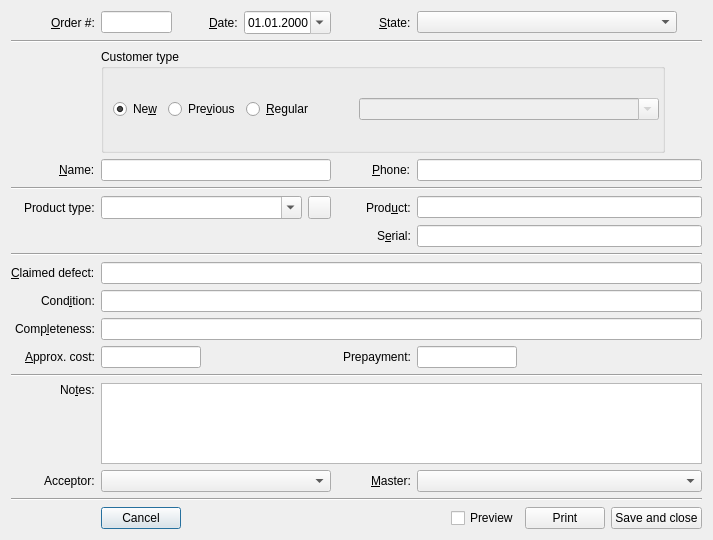
Qt form RepairCenter/editorder.ui (Feo-d-oR/YARC) before a commit.
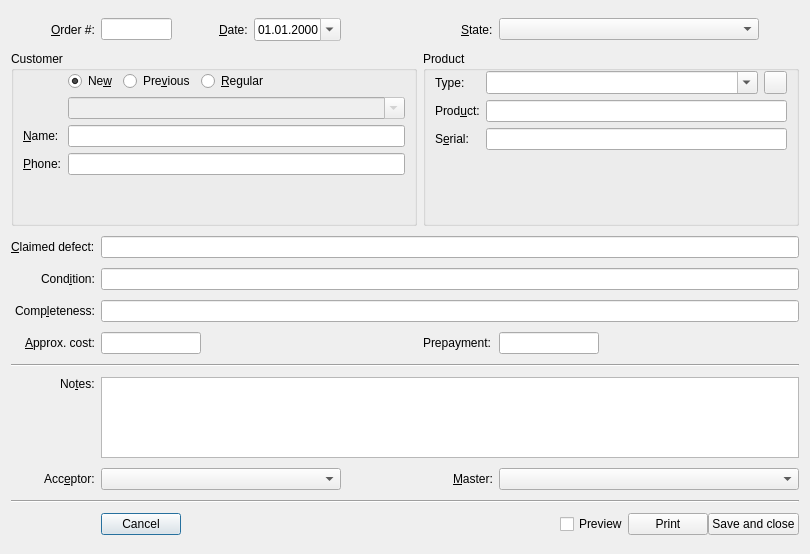
The same form after that commit. Icons and pictures are not drawn.

Commit message: Added->Checkboxes with template strings for defects,etc. in 'New order' (5 in settings, up to 20 through config file)

Patch:
```diff
--- a/RepairCenter/editorder.ui
+++ b/RepairCenter/editorder.ui
@@ -6,8 +6,8 @@
    <rect>
     <x>0</x>
     <y>0</y>
-    <width>713</width>
-    <height>540</height>
+    <width>810</width>
+    <height>554</height>
    </rect>
   </property>
   <property name="sizePolicy">
@@ -30,29 +30,9 @@
    <bool>false</bool>
   </property>
   <layout class="QGridLayout" name="gridLayout">
-   <item row="8" column="0" colspan="7">
-    <widget class="Line" name="line_5">
-     <property name="orientation">
-      <enum>Qt::Horizontal</enum>
-     </property>
-    </widget>
-   </item>
-   <item row="7" column="4" colspan="2" alignment="Qt::AlignRight">
-    <widget class="QLabel" name="llSerial">
-     <property name="maximumSize">
-      <size>
-       <width>16777215</width>
-       <height>16777215</height>
-      </size>
-     </property>
-     <property name="text">
-      <string>S&amp;erial:</string>
-     </property>
-     <property name="buddy">
-      <cstring>eSerial</cstring>
-     </property>
-    </widget>
-   </item>
+   <property name="verticalSpacing">
+    <number>3</number>
+   </property>
    <item row="0" column="6">
     <widget class="QComboBox" name="eState">
      <property name="sizePolicy">
@@ -78,6 +58,207 @@
      </property>
     </widget>
    </item>
+   <item row="0" column="4" colspan="2" alignment="Qt::AlignRight">
+    <widget class="QLabel" name="label_3">
+     <property name="maximumSize">
+      <size>
+       <width>16777215</width>
+       <height>16777215</height>
+      </size>
+     </property>
+     <property name="text">
+      <string>&amp;State:</string>
+     </property>
+     <property name="buddy">
+      <cstring>eState</cstring>
+     </property>
+    </widget>
+   </item>
+   <item row="2" column="5" colspan="2">
+    <widget class="QGroupBox" name="groupBox_2">
+     <property name="maximumSize">
+      <size>
+       <width>2000</width>
+       <height>175</height>
+      </size>
+     </property>
+     <property name="title">
+      <string>Product</string>
+     </property>
+     <layout class="QFormLayout" name="formLayout">
+      <property name="topMargin">
+       <number>0</number>
+      </property>
+      <property name="bottomMargin">
+       <number>3</number>
+      </property>
+      <item row="0" column="0">
+       <widget class="QLabel" name="llProductType">
+        <property name="minimumSize">
+         <size>
+          <width>0</width>
+          <height>20</height>
+         </size>
+        </property>
+        <property name="maximumSize">
+         <size>
+          <width>16777215</width>
+          <height>16777215</height>
+         </size>
+        </property>
+        <property name="text">
+         <string>Type:</string>
+        </property>
+       </widget>
+      </item>
+      <item row="0" column="1">
+       <layout class="QHBoxLayout" name="horizontalLayout_2">
+        <item>
+         <widget class="QComboBox" name="eProductType">
+          <property name="sizePolicy">
+           <sizepolicy hsizetype="Expanding" vsizetype="Preferred">
+            <horstretch>0</horstretch>
+            <verstretch>0</verstretch>
+           </sizepolicy>
+          </property>
+          <property name="minimumSize">
+           <size>
+            <width>0</width>
+            <height>0</height>
+           </size>
+          </property>
+          <property name="maximumSize">
+           <size>
+            <width>16777215</width>
+            <height>16777215</height>
+           </size>
+          </property>
+          <property name="editable">
+           <bool>true</bool>
+          </property>
+          <property name="sizeAdjustPolicy">
+           <enum>QComboBox::AdjustToContents</enum>
+          </property>
+         </widget>
+        </item>
+        <item>
+         <widget class="QToolButton" name="bAddType">
+          <property name="maximumSize">
+           <size>
+            <width>23</width>
+            <height>23</height>
+           </size>
+          </property>
+          <property name="toolTip">
+           <string>Add to catalog</string>
+          </property>
+          <property name="text">
+           <string/>
+          </property>
+          <property name="icon">
+           <iconset>
+            <normalon>:/icons/icons/add.png</normalon>
+           </iconset>
+          </property>
+          <property name="toolButtonStyle">
+           <enum>Qt::ToolButtonIconOnly</enum>
+          </property>
+         </widget>
+        </item>
+       </layout>
+      </item>
+      <item row="1" column="0">
+       <widget class="QLabel" name="llProduct">
+        <property name="maximumSize">
+         <size>
+          <width>16777215</width>
+          <height>16777215</height>
+         </size>
+        </property>
+        <property name="text">
+         <string>Prod&amp;uct:</string>
+        </property>
+        <property name="buddy">
+         <cstring>eProduct</cstring>
+        </property>
+       </widget>
+      </item>
+      <item row="1" column="1">
+       <widget class="QLineEdit" name="eProduct"/>
+      </item>
+      <item row="2" column="0">
+       <widget class="QLabel" name="llSerial">
+        <property name="maximumSize">
+         <size>
+          <width>16777215</width>
+          <height>16777215</height>
+         </size>
+        </property>
+        <property name="text">
+         <string>S&amp;erial:</string>
+        </property>
+        <property name="buddy">
+         <cstring>eSerial</cstring>
+        </property>
+       </widget>
+      </item>
+      <item row="2" column="1">
+       <widget class="QLineEdit" name="eSerial"/>
+      </item>
+      <item row="3" column="0" colspan="2">
+       <spacer name="verticalSpacer">
+        <property name="orientation">
+         <enum>Qt::Vertical</enum>
+        </property>
+        <property name="sizeHint" stdset="0">
+         <size>
+          <width>20</width>
+          <height>40</height>
+         </size>
+        </property>
+       </spacer>
+      </item>
+     </layout>
+    </widget>
+   </item>
+   <item row="10" column="0" alignment="Qt::AlignRight">
+    <widget class="QLabel" name="llCompleteness">
+     <property name="maximumSize">
+      <size>
+       <width>16777215</width>
+       <height>16777215</height>
+      </size>
+     </property>
+     <property name="text">
+      <string>Comp&amp;leteness:</string>
+     </property>
+     <property name="buddy">
+      <cstring>eComplect</cstring>
+     </property>
+    </widget>
+   </item>
+   <item row="15" column="0" alignment="Qt::AlignRight">
+    <widget class="QLabel" name="label_13">
+     <property name="sizePolicy">
+      <sizepolicy hsizetype="Fixed" vsizetype="Preferred">
+       <horstretch>0</horstretch>
+       <verstretch>0</verstretch>
+      </sizepolicy>
+     </property>
+     <property name="maximumSize">
+      <size>
+       <width>16777215</width>
+       <height>16777215</height>
+      </size>
+     </property>
+     <property name="text">
+      <string>Acc&amp;eptor:</string>
+     </property>
+     <property name="buddy">
+      <cstring>eAcceptor</cstring>
+     </property>
+    </widget>
+   </item>
    <item row="12" column="1" colspan="2">
     <widget class="QLineEdit" name="eCost">
      <property name="maximumSize">
@@ -94,8 +275,37 @@
      </property>
     </widget>
    </item>
-   <item row="7" column="6">
-    <widget class="QLineEdit" name="eSerial"/>
+   <item row="5" column="1" colspan="6">
+    <widget class="QLineEdit" name="eDisease"/>
+   </item>
+   <item row="15" column="4" colspan="2" alignment="Qt::AlignRight">
+    <widget class="QLabel" name="label_14">
+     <property name="sizePolicy">
+      <sizepolicy hsizetype="Expanding" vsizetype="Preferred">
+       <horstretch>0</horstretch>
+       <verstretch>0</verstretch>
+      </sizepolicy>
+     </property>
+     <property name="maximumSize">
+      <size>
+       <width>16777215</width>
+       <height>16777215</height>
+      </size>
+     </property>
+     <property name="text">
+      <string>&amp;Master:</string>
+     </property>
+     <property name="buddy">
+      <cstring>eMaster</cstring>
+     </property>
+    </widget>
+   </item>
+   <item row="16" column="0" colspan="7">
+    <widget class="Line" name="line_4">
+     <property name="orientation">
+      <enum>Qt::Horizontal</enum>
+     </property>
+    </widget>
    </item>
    <item row="0" column="0" alignment="Qt::AlignRight">
     <widget class="QLabel" name="label">
@@ -119,8 +329,11 @@
      </property>
     </widget>
    </item>
-   <item row="9" column="0" alignment="Qt::AlignRight">
-    <widget class="QLabel" name="llDefect">
+   <item row="10" column="1" colspan="6">
+    <widget class="QLineEdit" name="eComplect"/>
+   </item>
+   <item row="14" column="0" alignment="Qt::AlignRight|Qt::AlignTop">
+    <widget class="QLabel" name="label_12">
      <property name="maximumSize">
       <size>
        <width>16777215</width>
@@ -128,84 +341,30 @@
       </size>
      </property>
      <property name="text">
-      <string>&amp;Claimed defect:</string>
+      <string>No&amp;tes:</string>
      </property>
      <property name="buddy">
-      <cstring>eDisease</cstring>
+      <cstring>eComment</cstring>
      </property>
     </widget>
    </item>
-   <item row="0" column="2" alignment="Qt::AlignRight">
-    <widget class="QLabel" name="label_2">
+   <item row="0" column="1">
+    <widget class="QLineEdit" name="eNumber">
      <property name="maximumSize">
       <size>
-       <width>16777215</width>
+       <width>71</width>
        <height>16777215</height>
       </size>
      </property>
-     <property name="text">
-      <string>&amp;Date:</string>
-     </property>
-     <property name="buddy">
-      <cstring>eDate</cstring>
-     </property>
     </widget>
    </item>
-   <item row="2" column="0" colspan="7">
-    <widget class="Line" name="line">
+   <item row="13" column="0" colspan="7">
+    <widget class="Line" name="line_3">
      <property name="orientation">
       <enum>Qt::Horizontal</enum>
      </property>
     </widget>
    </item>
-   <item row="11" column="0" alignment="Qt::AlignRight">
-    <widget class="QLabel" name="llCompleteness">
-     <property name="maximumSize">
-      <size>
-       <width>16777215</width>
-       <height>16777215</height>
-      </size>
-     </property>
-     <property name="text">
-      <string>Comp&amp;leteness:</string>
-     </property>
-     <property name="buddy">
-      <cstring>eComplect</cstring>
-     </property>
-    </widget>
-   </item>
-   <item row="0" column="4" colspan="2" alignment="Qt::AlignRight">
-    <widget class="QLabel" name="label_3">
-     <property name="maximumSize">
-      <size>
-       <width>16777215</width>
-       <height>16777215</height>
-      </size>
-     </property>
-     <property name="text">
-      <string>&amp;State:</string>
-     </property>
-     <property name="buddy">
-      <cstring>eState</cstring>
-     </property>
-    </widget>
-   </item>
-   <item row="4" column="4" colspan="2" alignment="Qt::AlignRight">
-    <widget class="QLabel" name="llPhone">
-     <property name="maximumSize">
-      <size>
-       <width>16777215</width>
-       <height>16777215</height>
-      </size>
-     </property>
-     <property name="text">
-      <string>&amp;Phone:</string>
-     </property>
-     <property name="buddy">
-      <cstring>ePhone</cstring>
-     </property>
-    </widget>
-   </item>
    <item row="0" column="3">
     <widget class="QDateEdit" name="eDate">
      <property name="enabled">
@@ -228,25 +387,57 @@
      </property>
     </widget>
    </item>
-   <item row="15" column="4" colspan="2" alignment="Qt::AlignRight">
-    <widget class="QLabel" name="label_14">
+   <item row="14" column="1" colspan="6">
+    <widget class="QPlainTextEdit" name="eComment">
+     <property name="minimumSize">
+      <size>
+       <width>0</width>
+       <height>31</height>
+      </size>
+     </property>
+     <property name="maximumSize">
+      <size>
+       <width>16777215</width>
+       <height>81</height>
+      </size>
+     </property>
+     <property name="plainText">
+      <string/>
+     </property>
+    </widget>
+   </item>
+   <item row="12" column="5">
+    <widget class="QLabel" name="label_4">
+     <property name="text">
+      <string>Prepayment:</string>
+     </property>
+    </widget>
+   </item>
+   <item row="6" column="1" colspan="6">
+    <layout class="QHBoxLayout" name="layout_defects" stretch=""/>
+   </item>
+   <item row="15" column="1" colspan="3">
+    <widget class="QComboBox" name="eAcceptor">
      <property name="sizePolicy">
-      <sizepolicy hsizetype="Expanding" vsizetype="Preferred">
+      <sizepolicy hsizetype="Expanding" vsizetype="Fixed">
        <horstretch>0</horstretch>
        <verstretch>0</verstretch>
       </sizepolicy>
      </property>
+     <property name="minimumSize">
+      <size>
+       <width>200</width>
+       <height>0</height>
+      </size>
+     </property>
      <property name="maximumSize">
       <size>
-       <width>16777215</width>
+       <width>300</width>
        <height>16777215</height>
       </size>
      </property>
-     <property name="text">
-      <string>&amp;Master:</string>
-     </property>
-     <property name="buddy">
-      <cstring>eMaster</cstring>
+     <property name="sizeAdjustPolicy">
+      <enum>QComboBox::AdjustToContents</enum>
      </property>
     </widget>
    </item>
@@ -310,46 +501,140 @@
      </item>
     </layout>
    </item>
-   <item row="9" column="1" colspan="6">
-    <widget class="QLineEdit" name="eDisease"/>
-   </item>
-   <item row="16" column="0" colspan="7">
-    <widget class="Line" name="line_4">
-     <property name="orientation">
-      <enum>Qt::Horizontal</enum>
+   <item row="0" column="2" alignment="Qt::AlignRight">
+    <widget class="QLabel" name="label_2">
+     <property name="maximumSize">
+      <size>
+       <width>16777215</width>
+       <height>16777215</height>
+      </size>
+     </property>
+     <property name="text">
+      <string>&amp;Date:</string>
+     </property>
+     <property name="buddy">
+      <cstring>eDate</cstring>
      </property>
     </widget>
    </item>
-   <item row="14" column="1" colspan="6">
-    <widget class="QPlainTextEdit" name="eComment">
+   <item row="8" column="1" colspan="6">
+    <layout class="QHBoxLayout" name="layout_conds" stretch=""/>
+   </item>
+   <item row="15" column="6">
+    <widget class="QComboBox" name="eMaster">
+     <property name="sizePolicy">
+      <sizepolicy hsizetype="Expanding" vsizetype="Fixed">
+       <horstretch>0</horstretch>
+       <verstretch>0</verstretch>
+      </sizepolicy>
+     </property>
      <property name="minimumSize">
       <size>
-       <width>0</width>
+       <width>200</width>
+       <height>0</height>
+      </size>
+     </property>
+     <property name="maximumSize">
+      <size>
+       <width>300</width>
+       <height>16777215</height>
+      </size>
+     </property>
+     <property name="sizeAdjustPolicy">
+      <enum>QComboBox::AdjustToContents</enum>
+     </property>
+    </widget>
+   </item>
+   <item row="7" column="0" alignment="Qt::AlignRight">
+    <widget class="QLabel" name="llCondition">
+     <property name="maximumSize">
+      <size>
+       <width>16777215</width>
+       <height>16777215</height>
+      </size>
+     </property>
+     <property name="text">
+      <string>Cond&amp;ition:</string>
+     </property>
+     <property name="buddy">
+      <cstring>eCond</cstring>
+     </property>
+    </widget>
+   </item>
+   <item row="7" column="1" colspan="6">
+    <widget class="QLineEdit" name="eCond"/>
+   </item>
+   <item row="12" column="6">
+    <widget class="QLineEdit" name="ePrepay">
+     <property name="maximumSize">
+      <size>
+       <width>100</width>
        <height>31</height>
       </size>
      </property>
-     <property name="maximumSize">
-      <size>
-       <width>16777215</width>
-       <height>81</height>
-      </size>
-     </property>
-     <property name="plainText">
+     <property name="text">
       <string/>
      </property>
+     <property name="clearButtonEnabled">
+      <bool>false</bool>
+     </property>
     </widget>
    </item>
-   <item row="5" column="0" colspan="7">
-    <widget class="Line" name="line_2">
-     <property name="orientation">
-      <enum>Qt::Horizontal</enum>
+   <item row="5" column="0" alignment="Qt::AlignRight">
+    <widget class="QLabel" name="llDefect">
+     <property name="maximumSize">
+      <size>
+       <width>16777215</width>
+       <height>16777215</height>
+      </size>
      </property>
+     <property name="text">
+      <string>&amp;Claimed defect:</string>
+     </property>
+     <property name="buddy">
+      <cstring>eDisease</cstring>
+     </property>
     </widget>
    </item>
-   <item row="3" column="1" colspan="6" alignment="Qt::AlignLeft">
+   <item row="12" column="0" alignment="Qt::AlignRight">
+    <widget class="QLabel" name="label_15">
+     <property name="maximumSize">
+      <size>
+       <width>16777215</width>
+       <height>16777215</height>
+      </size>
+     </property>
+     <property name="text">
+      <string>&amp;Approx. cost:</string>
+     </property>
+     <property name="buddy">
+      <cstring>eCost</cstring>
+     </property>
+    </widget>
+   </item>
+   <item row="11" column="1" colspan="6">
+    <layout class="QHBoxLayout" name="layout_compls" stretch="">
+     <property name="spacing">
+      <number>6</number>
+     </property>
+    </layout>
+   </item>
+   <item row="2" column="0" colspan="5">
     <widget class="QGroupBox" name="groupBox">
+     <property name="sizePolicy">
+      <sizepolicy hsizetype="Preferred" vsizetype="Fixed">
+       <horstretch>0</horstretch>
+       <verstretch>200</verstretch>
+      </sizepolicy>
+     </property>
+     <property name="maximumSize">
+      <size>
+       <width>2000</width>
+       <height>175</height>
+      </size>
+     </property>
      <property name="title">
-      <string>Customer type</string>
+      <string>Customer</string>
      </property>
      <property name="flat">
       <bool>false</bool>
@@ -357,48 +642,49 @@
      <property name="checkable">
       <bool>false</bool>
      </property>
-     <layout class="QHBoxLayout" name="horizontalLayout_3">
-      <property name="rightMargin">
+     <layout class="QFormLayout" name="formLayout_2">
+      <property name="topMargin">
+       <number>0</number>
+      </property>
+      <property name="bottomMargin">
        <number>3</number>
       </property>
-      <item alignment="Qt::AlignLeft">
-       <widget class="QRadioButton" name="rbNew">
+      <item row="2" column="0">
+       <widget class="QLabel" name="llCustomer">
+        <property name="maximumSize">
+         <size>
+          <width>16777215</width>
+          <height>16777215</height>
+         </size>
+        </property>
         <property name="text">
-         <string>Ne&amp;w</string>
+         <string>&amp;Name:</string>
         </property>
-        <property name="checked">
-         <bool>true</bool>
+        <property name="buddy">
+         <cstring>eCustomer</cstring>
         </property>
        </widget>
       </item>
-      <item alignment="Qt::AlignLeft">
-       <widget class="QRadioButton" name="rbPrev">
-        <property name="text">
-         <string>Pre&amp;vious</string>
+      <item row="3" column="0">
+       <widget class="QLabel" name="llPhone">
+        <property name="maximumSize">
+         <size>
+          <width>16777215</width>
+          <height>16777215</height>
+         </size>
         </property>
-       </widget>
-      </item>
-      <item>
-       <widget class="QRadioButton" name="rbOld">
         <property name="text">
-         <string>&amp;Regular</string>
+         <string>&amp;Phone:</string>
         </property>
+        <property name="buddy">
+         <cstring>ePhone</cstring>
+        </property>
        </widget>
       </item>
-      <item>
-       <spacer name="horizontalSpacer_2">
-        <property name="orientation">
-         <enum>Qt::Horizontal</enum>
-        </property>
-        <property name="sizeHint" stdset="0">
-         <size>
-          <width>40</width>
-          <height>20</height>
-         </size>
-        </property>
-       </spacer>
+      <item row="3" column="1">
+       <widget class="QLineEdit" name="ePhone"/>
       </item>
-      <item>
+      <item row="1" column="1">
        <widget class="QComboBox" name="cbOldCustomer">
         <property name="enabled">
          <bool>false</bool>
@@ -426,285 +712,53 @@
         </property>
        </widget>
       </item>
+      <item row="0" column="1">
+       <layout class="QHBoxLayout" name="horizontalLayout_3">
+        <item>
+         <widget class="QRadioButton" name="rbNew">
+          <property name="text">
+           <string>Ne&amp;w</string>
+          </property>
+          <property name="checked">
+           <bool>true</bool>
+          </property>
+         </widget>
+        </item>
+        <item>
+         <widget class="QRadioButton" name="rbPrev">
+          <property name="text">
+           <string>Pre&amp;vious</string>
+          </property>
+         </widget>
+        </item>
+        <item>
+         <widget class="QRadioButton" name="rbOld">
+          <property name="text">
+           <string>&amp;Regular</string>
+          </property>
+         </widget>
+        </item>
+        <item>
+         <spacer name="horizontalSpacer_2">
+          <property name="orientation">
+           <enum>Qt::Horizontal</enum>
+          </property>
+          <property name="sizeHint" stdset="0">
+           <size>
+            <width>40</width>
+            <height>20</height>
+           </size>
+          </property>
+         </spacer>
+        </item>
+       </layout>
+      </item>
+      <item row="2" column="1">
+       <widget class="QLineEdit" name="eCustomer"/>
+      </item>
      </layout>
     </widget>
    </item>
-   <item row="6" column="1" colspan="3">
-    <layout class="QHBoxLayout" name="horizontalLayout_2">
-     <item>
-      <widget class="QComboBox" name="eProductType">
-       <property name="minimumSize">
-        <size>
-         <width>201</width>
-         <height>23</height>
-        </size>
-       </property>
-       <property name="maximumSize">
-        <size>
-         <width>261</width>
-         <height>16777215</height>
-        </size>
-       </property>
-       <property name="editable">
-        <bool>true</bool>
-       </property>
-       <property name="sizeAdjustPolicy">
-        <enum>QComboBox::AdjustToContents</enum>
-       </property>
-      </widget>
-     </item>
-     <item>
-      <widget class="QToolButton" name="bAddType">
-       <property name="maximumSize">
-        <size>
-         <width>23</width>
-         <height>23</height>
-        </size>
-       </property>
-       <property name="toolTip">
-        <string>Add to catalog</string>
-       </property>
-       <property name="text">
-        <string/>
-       </property>
-       <property name="icon">
-        <iconset>
-         <normalon>:/icons/icons/add.png</normalon>
-        </iconset>
-       </property>
-       <property name="toolButtonStyle">
-        <enum>Qt::ToolButtonIconOnly</enum>
-       </property>
-      </widget>
-     </item>
-    </layout>
-   </item>
-   <item row="13" column="0" colspan="7">
-    <widget class="Line" name="line_3">
-     <property name="orientation">
-      <enum>Qt::Horizontal</enum>
-     </property>
-    </widget>
-   </item>
-   <item row="11" column="1" colspan="6">
-    <widget class="QLineEdit" name="eComplect"/>
-   </item>
-   <item row="4" column="1" colspan="3">
-    <widget class="QLineEdit" name="eCustomer"/>
-   </item>
-   <item row="10" column="1" colspan="6">
-    <widget class="QLineEdit" name="eCond"/>
-   </item>
-   <item row="15" column="0" alignment="Qt::AlignRight">
-    <widget class="QLabel" name="label_13">
-     <property name="sizePolicy">
-      <sizepolicy hsizetype="Fixed" vsizetype="Preferred">
-       <horstretch>0</horstretch>
-       <verstretch>0</verstretch>
-      </sizepolicy>
-     </property>
-     <property name="maximumSize">
-      <size>
-       <width>16777215</width>
-       <height>16777215</height>
-      </size>
-     </property>
-     <property name="text">
-      <string>Acceptor:</string>
-     </property>
-     <property name="buddy">
-      <cstring>eAcceptor</cstring>
-     </property>
-    </widget>
-   </item>
-   <item row="15" column="6">
-    <widget class="QComboBox" name="eMaster">
-     <property name="sizePolicy">
-      <sizepolicy hsizetype="Expanding" vsizetype="Fixed">
-       <horstretch>0</horstretch>
-       <verstretch>0</verstretch>
-      </sizepolicy>
-     </property>
-     <property name="minimumSize">
-      <size>
-       <width>200</width>
-       <height>0</height>
-      </size>
-     </property>
-     <property name="maximumSize">
-      <size>
-       <width>300</width>
-       <height>16777215</height>
-      </size>
-     </property>
-     <property name="sizeAdjustPolicy">
-      <enum>QComboBox::AdjustToContents</enum>
-     </property>
-    </widget>
-   </item>
-   <item row="6" column="4" colspan="2" alignment="Qt::AlignRight">
-    <widget class="QLabel" name="llProduct">
-     <property name="maximumSize">
-      <size>
-       <width>16777215</width>
-       <height>16777215</height>
-      </size>
-     </property>
-     <property name="text">
-      <string>Prod&amp;uct:</string>
-     </property>
-     <property name="buddy">
-      <cstring>eProduct</cstring>
-     </property>
-    </widget>
-   </item>
-   <item row="14" column="0" alignment="Qt::AlignRight|Qt::AlignTop">
-    <widget class="QLabel" name="label_12">
-     <property name="maximumSize">
-      <size>
-       <width>16777215</width>
-       <height>16777215</height>
-      </size>
-     </property>
-     <property name="text">
-      <string>No&amp;tes:</string>
-     </property>
-     <property name="buddy">
-      <cstring>eComment</cstring>
-     </property>
-    </widget>
-   </item>
-   <item row="6" column="0" alignment="Qt::AlignRight">
-    <widget class="QLabel" name="llProductType">
-     <property name="minimumSize">
-      <size>
-       <width>0</width>
-       <height>20</height>
-      </size>
-     </property>
-     <property name="maximumSize">
-      <size>
-       <width>16777215</width>
-       <height>16777215</height>
-      </size>
-     </property>
-     <property name="text">
-      <string>Product type:</string>
-     </property>
-    </widget>
-   </item>
-   <item row="10" column="0" alignment="Qt::AlignRight">
-    <widget class="QLabel" name="llCondition">
-     <property name="maximumSize">
-      <size>
-       <width>16777215</width>
-       <height>16777215</height>
-      </size>
-     </property>
-     <property name="text">
-      <string>Cond&amp;ition:</string>
-     </property>
-     <property name="buddy">
-      <cstring>eCond</cstring>
-     </property>
-    </widget>
-   </item>
-   <item row="4" column="0" alignment="Qt::AlignRight">
-    <widget class="QLabel" name="llCustomer">
-     <property name="maximumSize">
-      <size>
-       <width>16777215</width>
-       <height>16777215</height>
-      </size>
-     </property>
-     <property name="text">
-      <string>&amp;Name:</string>
-     </property>
-     <property name="buddy">
-      <cstring>eCustomer</cstring>
-     </property>
-    </widget>
-   </item>
-   <item row="12" column="0" alignment="Qt::AlignRight">
-    <widget class="QLabel" name="label_15">
-     <property name="maximumSize">
-      <size>
-       <width>16777215</width>
-       <height>16777215</height>
-      </size>
-     </property>
-     <property name="text">
-      <string>&amp;Approx. cost:</string>
-     </property>
-     <property name="buddy">
-      <cstring>eCost</cstring>
-     </property>
-    </widget>
-   </item>
-   <item row="4" column="6">
-    <widget class="QLineEdit" name="ePhone"/>
-   </item>
-   <item row="6" column="6">
-    <widget class="QLineEdit" name="eProduct"/>
-   </item>
-   <item row="0" column="1">
-    <widget class="QLineEdit" name="eNumber">
-     <property name="maximumSize">
-      <size>
-       <width>71</width>
-       <height>16777215</height>
-      </size>
-     </property>
-    </widget>
-   </item>
-   <item row="15" column="1" colspan="3">
-    <widget class="QComboBox" name="eAcceptor">
-     <property name="sizePolicy">
-      <sizepolicy hsizetype="Expanding" vsizetype="Fixed">
-       <horstretch>0</horstretch>
-       <verstretch>0</verstretch>
-      </sizepolicy>
-     </property>
-     <property name="minimumSize">
-      <size>
-       <width>200</width>
-       <height>0</height>
-      </size>
-     </property>
-     <property name="maximumSize">
-      <size>
-       <width>300</width>
-       <height>16777215</height>
-      </size>
-     </property>
-     <property name="sizeAdjustPolicy">
-      <enum>QComboBox::AdjustToContents</enum>
-     </property>
-    </widget>
-   </item>
-   <item row="12" column="6">
-    <widget class="QLineEdit" name="ePrepay">
-     <property name="maximumSize">
-      <size>
-       <width>100</width>
-       <height>31</height>
-      </size>
-     </property>
-     <property name="text">
-      <string/>
-     </property>
-     <property name="clearButtonEnabled">
-      <bool>false</bool>
-     </property>
-    </widget>
-   </item>
-   <item row="12" column="5">
-    <widget class="QLabel" name="label_4">
-     <property name="text">
-      <string>Prepayment:</string>
-     </property>
-    </widget>
-   </item>
   </layout>
  </widget>
  <tabstops>
```
Left out of the diff: 11 changed lines with no effect on the pictures. The commit also changes 13 other files.
